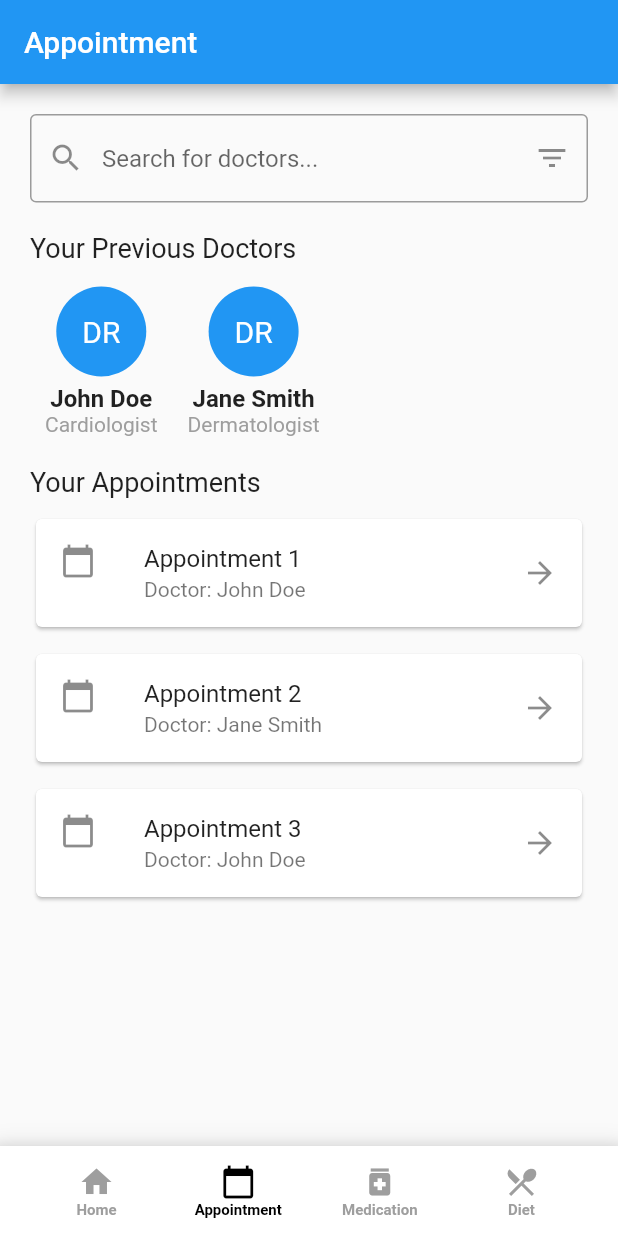
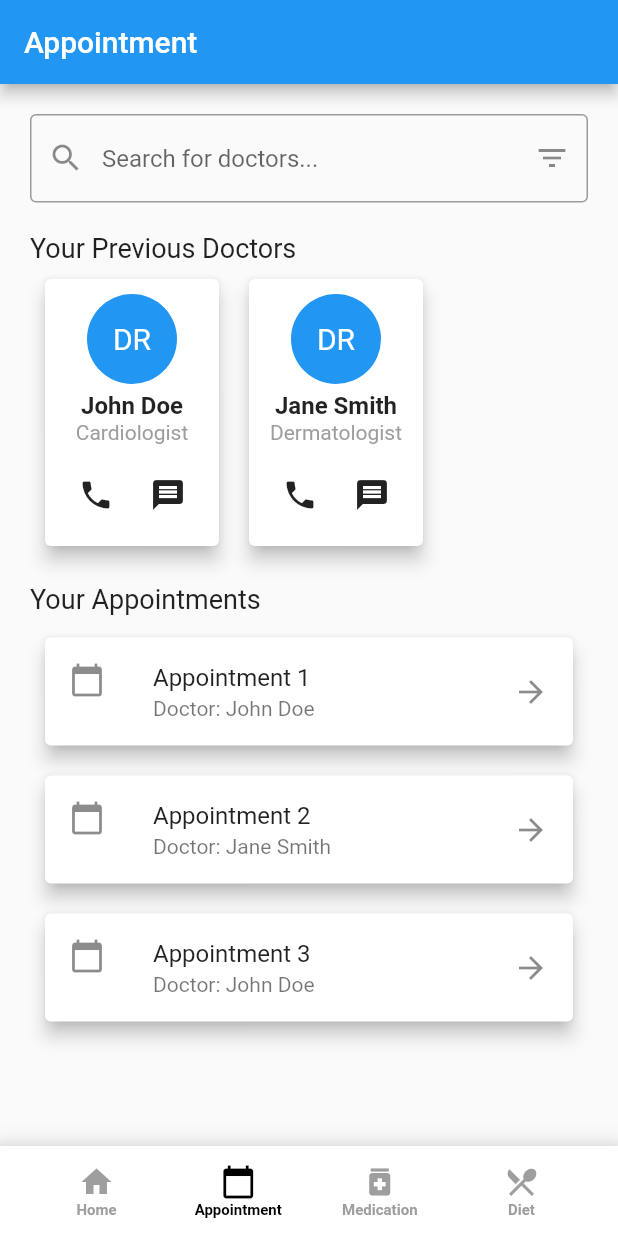
Before and after one commit to navaneethkulal8/hacktofuturehealthcare, a Flutter app: the screen it shows after launch, item 2 of the bottom bar chosen, on a phone screen of 412 x 824 dp. Run offline on Flutter 3.47's test engine with Material 2 defaults, Android fonts, the phone set to English and light mode, and no system bars; our stand-ins replace firebase_auth, table_calendar; accounts and stored records are empty.

Commit message:
adding call and message icons

```diff
--- a/lib/pages/explorepage.dart
+++ b/lib/pages/explorepage.dart
@@ -1,7 +1,7 @@
 import 'package:flutter/material.dart';
 
 class ExplorePage extends StatefulWidget {
-  const ExplorePage({super.key});
+  const ExplorePage({Key? key});
 
   @override
   _ExplorePageState createState() => _ExplorePageState();
@@ -54,9 +54,25 @@ class _ExplorePageState extends State<ExplorePage> {
                 child: Row(
                   children: [
                     DoctorAvatar(
-                        name: 'John Doe', specialization: 'Cardiologist'),
+                      name: 'John Doe',
+                      specialization: 'Cardiologist',
+                      onCallPressed: () {
+                        // Add your call functionality here
+                      },
+                      onMessagePressed: () {
+                        // Add your message functionality here
+                      },
+                    ),
                     DoctorAvatar(
-                        name: 'Jane Smith', specialization: 'Dermatologist'),
+                      name: 'Jane Smith',
+                      specialization: 'Dermatologist',
+                      onCallPressed: () {
+                        // Add your call functionality here
+                      },
+                      onMessagePressed: () {
+                        // Add your message functionality here
+                      },
+                    ),
                     // Add more DoctorAvatar widgets here as needed
                   ],
                 ),
@@ -84,20 +100,27 @@ class _ExplorePageState extends State<ExplorePage> {
 class DoctorAvatar extends StatelessWidget {
   final String name;
   final String specialization;
+  final VoidCallback? onCallPressed;
+  final VoidCallback? onMessagePressed;
 
   const DoctorAvatar({
     required this.name,
     required this.specialization,
+    this.onCallPressed,
+    this.onMessagePressed,
   });
 
   @override
   Widget build(BuildContext context) {
-    return Padding(
-      padding: const EdgeInsets.symmetric(horizontal: 10),
+    return Card(
+      elevation: 5, // Add elevation for a raised effect
+      margin: const EdgeInsets.symmetric(
+          horizontal: 10, vertical: 5), // Add margin for spacing
+      child: Padding(
+        padding: const EdgeInsets.all(10),
         child: Column(
           crossAxisAlignment: CrossAxisAlignment.center,
           children: [
-          SizedBox(height: 10), // Add space between title and avatar
             CircleAvatar(
               backgroundColor: Colors.blue,
               radius: 30,
@@ -124,7 +147,22 @@ class DoctorAvatar extends StatelessWidget {
                 color: Colors.grey,
               ),
             ),
+            SizedBox(height: 10),
+            Row(
+              mainAxisAlignment: MainAxisAlignment.center,
+              children: [
+                IconButton(
+                  icon: Icon(Icons.phone),
+                  onPressed: onCallPressed,
+                ),
+                IconButton(
+                  icon: Icon(Icons.message),
+                  onPressed: onMessagePressed,
+                ),
               ],
+            ),
+          ],
+        ),
       ),
     );
   }
@@ -142,6 +180,9 @@ class AppointmentCard extends StatelessWidget {
   @override
   Widget build(BuildContext context) {
     return Card(
+      elevation: 5, // Add elevation for a raised effect
+      margin: const EdgeInsets.symmetric(
+          horizontal: 10, vertical: 5), // Add margin for spacing
       child: ListTile(
         leading: Icon(Icons.calendar_today),
         title: Text(title),
```
Lines whose indentation alone changed are shown as unchanged.
